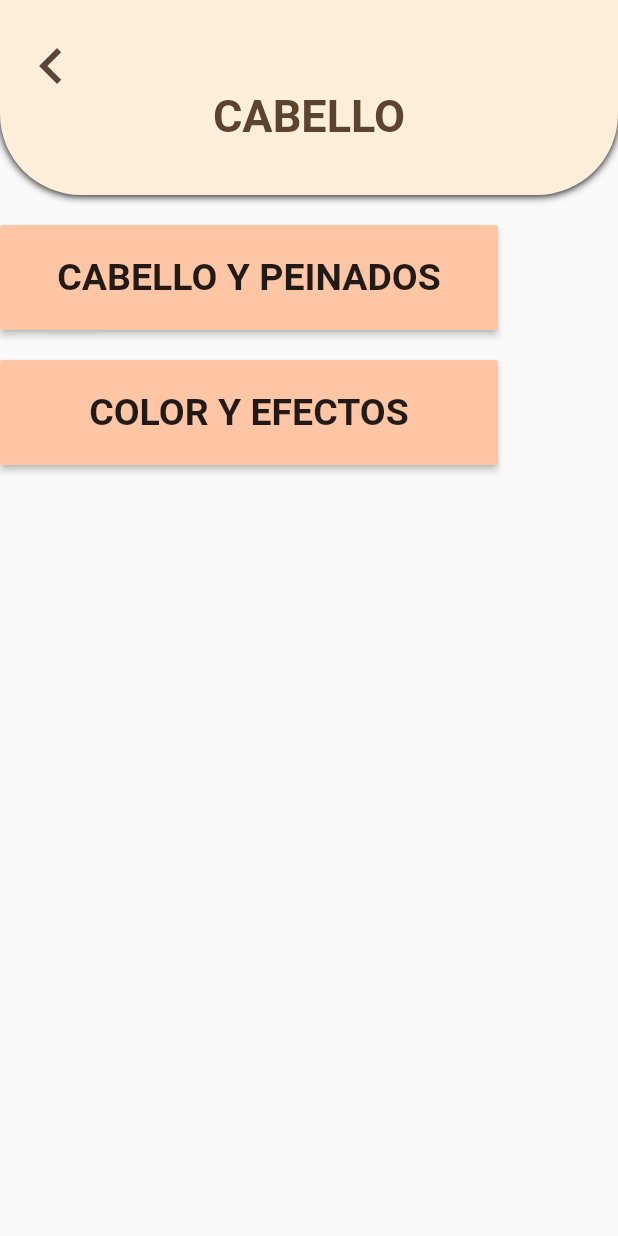
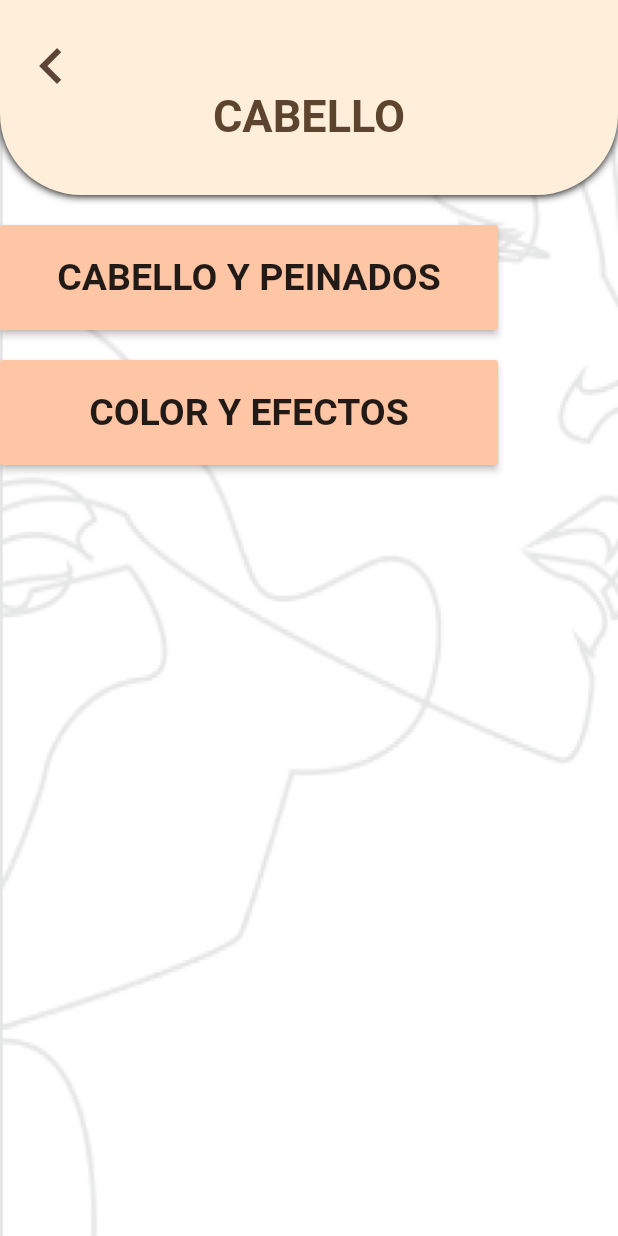
Before and after one commit to santos130400/ProyectoAdriana, a Flutter app: the CabelloResultados screen opened by its route, on a phone screen of 412 x 824 dp. Run offline on Flutter 3.47's test engine with Material 2 defaults, Android fonts, the phone set to English and light mode, and no system bars; our stand-ins replace cloud_firestore, firebase_auth, firebase_database, image_picker; accounts and stored records are empty.

Commit message:
todo para mostrarle a la profe

```diff
--- a/lib/Resultados/CabelloResultados.dart
+++ b/lib/Resultados/CabelloResultados.dart
@@ -10,12 +10,17 @@ class _CabelloResultadosState extends State<CabelloResultados> {
   @override
   Widget build(BuildContext context) {
     return new Scaffold(
-      body: ListView(
-        children: [
-          barraNavegacion(context),
-          cabelloYPeinados(context),
-          colorYEfectos(context),
-        ],
+      body: Container(
+        decoration: BoxDecoration(
+            image: DecorationImage(
+                image: AssetImage('assets/fondo1.png'), fit: BoxFit.fill)),
+        child: ListView(
+          children: [
+            barraNavegacion(context),
+            cabelloYPeinados(context),
+            colorYEfectos(context),
+          ],
+        ),
       ),
     );
   }
@@ -25,7 +30,7 @@ Widget cabelloYPeinados(BuildContext context) {
   return Padding(
       padding: EdgeInsets.only(top: 20, right: 80),
       child: SizedBox(
-          width: 100,
+          width: 410,
           height: 70,
           child: RaisedButton(
               child: Text(
```
Also changed, not shown: lib/MenuPrincipal.dart (+7 -5 lines), lib/Resultados/AccesoriosResultados.dart (+7 -2 lines), lib/Resultados/MaquillajeResultados.dart (+6 -1 lines), lib/Resultados/RopaResultados.dart (+6 -1 lines).
